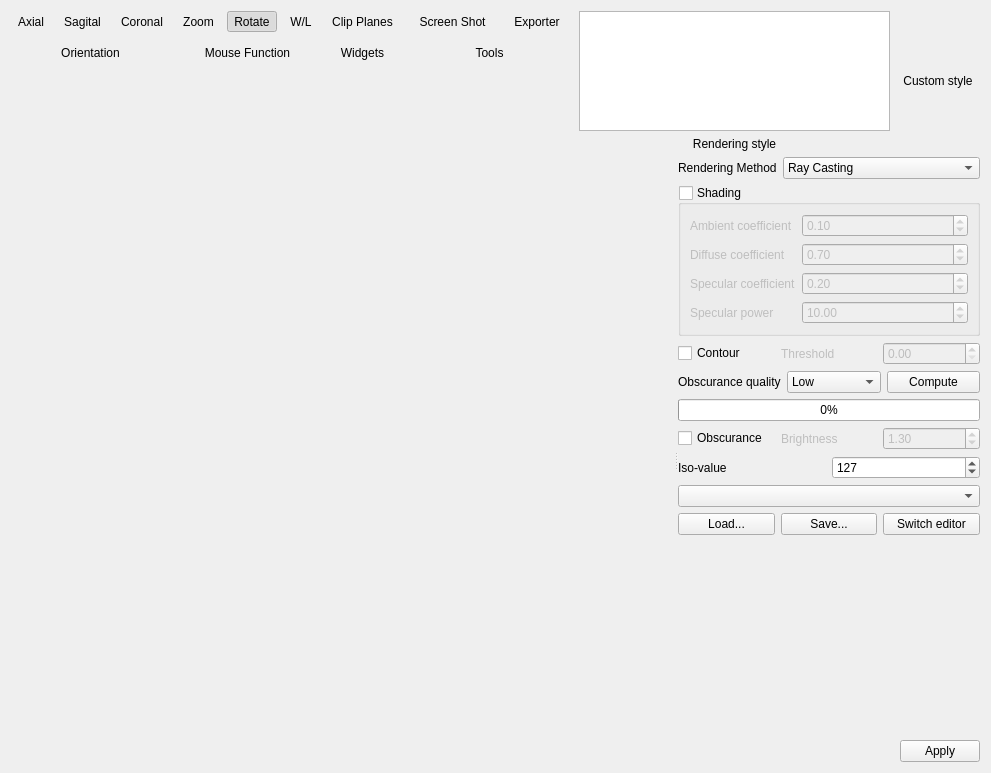
This is starviewer/src/extensions/main/q3dviewer/q3dviewerextensionbase.ui in starviewer-medical/starviewer as Qt 5 draws it before an edit. The edited form follows.
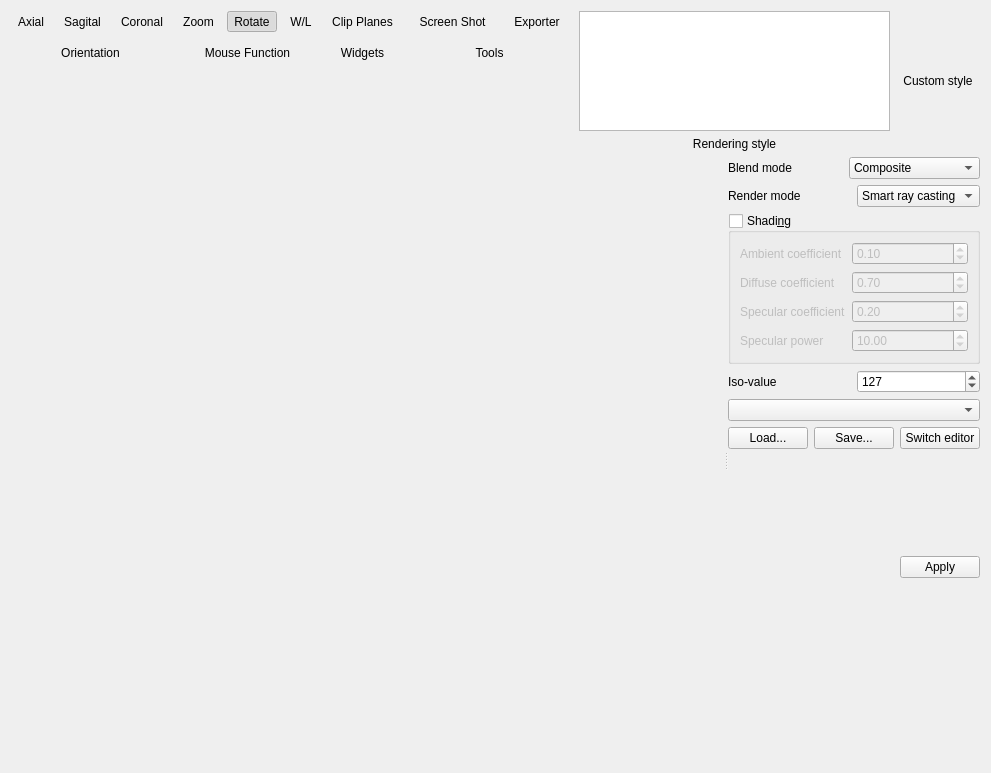
This is the edited form. Icons and pictures are not drawn. Custom widgets are drawn as their Qt base class.

```diff
--- a/starviewer/src/extensions/main/q3dviewer/q3dviewerextensionbase.ui
+++ b/starviewer/src/extensions/main/q3dviewer/q3dviewerextensionbase.ui
@@ -538,7 +538,7 @@
         <number>0</number>
        </property>
        <item>
-        <layout class="QVBoxLayout">
+        <layout class="QVBoxLayout" stretch="0,0,0">
          <property name="spacing">
           <number>6</number>
          </property>
@@ -555,7 +555,53 @@
           <number>0</number>
          </property>
          <item>
-          <layout class="QHBoxLayout">
+          <layout class="QHBoxLayout" name="horizontalLayout_2">
+           <item>
+            <widget class="QLabel" name="label_6">
+             <property name="text">
+              <string>Blend mode</string>
+             </property>
+            </widget>
+           </item>
+           <item>
+            <widget class="QComboBox" name="m_blendModeComboBox">
+             <item>
+              <property name="text">
+               <string>Composite</string>
+              </property>
+             </item>
+             <item>
+              <property name="text">
+               <string>Maximum intensity</string>
+              </property>
+             </item>
+             <item>
+              <property name="text">
+               <string>Minimum intensity</string>
+              </property>
+             </item>
+             <item>
+              <property name="text">
+               <string>Average intensity</string>
+              </property>
+             </item>
+             <item>
+              <property name="text">
+               <string>Additive</string>
+              </property>
+             </item>
+             <item>
+              <property name="text">
+               <string>Isosurface</string>
+              </property>
+             </item>
+            </widget>
+           </item>
+          </layout>
+         </item>
+         <item>
+          <widget class="QWidget" name="m_rayCastingOptionsWidget" native="true">
+           <layout class="QVBoxLayout" name="verticalLayout_3">
            <property name="spacing">
             <number>6</number>
            </property>
@@ -572,32 +618,32 @@
             <number>0</number>
            </property>
            <item>
-            <widget class="QLabel" name="m_renderingMethodLabel">
-             <property name="text">
-              <string>Rendering Method</string>
-             </property>
-            </widget>
-           </item>
-           <item>
-            <widget class="QComboBox" name="m_renderingMethodComboBox">
-             <item>
-              <property name="text">
-               <string>Ray Casting</string>
-              </property>
-             </item>
-             <item>
-              <property name="text">
-               <string>Ray Casting with Obscurances</string>
-              </property>
-             </item>
+             <widget class="QWidget" name="m_renderModeWidget" native="true">
+              <layout class="QHBoxLayout" name="horizontalLayout_3">
+               <property name="leftMargin">
+                <number>0</number>
+               </property>
+               <property name="topMargin">
+                <number>0</number>
+               </property>
+               <property name="rightMargin">
+                <number>0</number>
+               </property>
+               <property name="bottomMargin">
+                <number>0</number>
+               </property>
              <item>
+                <widget class="QLabel" name="label_7">
               <property name="text">
-               <string>GPU Ray Casting</string>
-              </property>
+                  <string>Render mode</string>
+                 </property>
+                </widget>
              </item>
              <item>
+                <widget class="QComboBox" name="m_renderModeComboBox">
+                 <item>
               <property name="text">
-               <string>MIP</string>
+                   <string>Smart ray casting</string>
               </property>
              </item>
              <item>
@@ -613,11 +659,12 @@
             </widget>
            </item>
           </layout>
+             </widget>
          </item>
          <item>
           <widget class="QGroupBox" name="m_shadingGroupBox">
            <property name="title">
-            <string>Shading</string>
+               <string>Shadi&amp;ng</string>
            </property>
            <property name="checkable">
             <bool>true</bool>
@@ -706,204 +753,6 @@
            </layout>
           </widget>
          </item>
-         <item>
-          <widget class="QWidget" name="m_contourOptionsWidget" native="true">
-           <property name="sizePolicy">
-            <sizepolicy hsizetype="Preferred" vsizetype="Maximum">
-             <horstretch>0</horstretch>
-             <verstretch>0</verstretch>
-            </sizepolicy>
-           </property>
-           <layout class="QHBoxLayout">
-            <property name="spacing">
-             <number>6</number>
-            </property>
-            <property name="leftMargin">
-             <number>0</number>
-            </property>
-            <property name="topMargin">
-             <number>0</number>
-            </property>
-            <property name="rightMargin">
-             <number>0</number>
-            </property>
-            <property name="bottomMargin">
-             <number>0</number>
-            </property>
-            <item>
-             <widget class="QCheckBox" name="m_contourCheckBox">
-              <property name="text">
-               <string>Contour</string>
-              </property>
-             </widget>
-            </item>
-            <item>
-             <widget class="QLabel" name="m_contourThresholdLabel">
-              <property name="enabled">
-               <bool>false</bool>
-              </property>
-              <property name="text">
-               <string>Threshold</string>
-              </property>
-             </widget>
-            </item>
-            <item>
-             <widget class="QDoubleSpinBox" name="m_contourThresholdDoubleSpinBox">
-              <property name="enabled">
-               <bool>false</bool>
-              </property>
-              <property name="decimals">
-               <number>2</number>
-              </property>
-              <property name="maximum">
-               <double>1.000000000000000</double>
-              </property>
-              <property name="singleStep">
-               <double>0.100000000000000</double>
-              </property>
-             </widget>
-            </item>
-           </layout>
-          </widget>
-         </item>
-         <item>
-          <widget class="QWidget" name="m_obscuranceOptionsWidget" native="true">
-           <layout class="QVBoxLayout">
-            <property name="spacing">
-             <number>6</number>
-            </property>
-            <property name="leftMargin">
-             <number>0</number>
-            </property>
-            <property name="topMargin">
-             <number>0</number>
-            </property>
-            <property name="rightMargin">
-             <number>0</number>
-            </property>
-            <property name="bottomMargin">
-             <number>0</number>
-            </property>
-            <item>
-             <layout class="QHBoxLayout">
-              <property name="spacing">
-               <number>6</number>
-              </property>
-              <property name="leftMargin">
-               <number>0</number>
-              </property>
-              <property name="topMargin">
-               <number>0</number>
-              </property>
-              <property name="rightMargin">
-               <number>0</number>
-              </property>
-              <property name="bottomMargin">
-               <number>0</number>
-              </property>
-              <item>
-               <widget class="QLabel" name="m_obscuranceQualityLabel">
-                <property name="text">
-                 <string>Obscurance quality</string>
-                </property>
-               </widget>
-              </item>
-              <item>
-               <widget class="QComboBox" name="m_obscuranceQualityComboBox">
-                <item>
-                 <property name="text">
-                  <string>Low</string>
-                 </property>
-                </item>
-                <item>
-                 <property name="text">
-                  <string>Medium</string>
-                 </property>
-                </item>
-                <item>
-                 <property name="text">
-                  <string>High</string>
-                 </property>
-                </item>
-               </widget>
-              </item>
-              <item>
-               <widget class="QPushButton" name="m_obscuranceComputeCancelPushButton">
-                <property name="text">
-                 <string>Compute</string>
-                </property>
-               </widget>
-              </item>
-             </layout>
-            </item>
-            <item>
-             <widget class="QProgressBar" name="m_obscuranceProgressBar">
-              <property name="sizePolicy">
-               <sizepolicy hsizetype="Preferred" vsizetype="Fixed">
-                <horstretch>0</horstretch>
-                <verstretch>0</verstretch>
-               </sizepolicy>
-              </property>
-              <property name="value">
-               <number>0</number>
-              </property>
-              <property name="orientation">
-               <enum>Qt::Horizontal</enum>
-              </property>
-             </widget>
-            </item>
-            <item>
-             <layout class="QHBoxLayout">
-              <property name="spacing">
-               <number>6</number>
-              </property>
-              <property name="leftMargin">
-               <number>0</number>
-              </property>
-              <property name="topMargin">
-               <number>0</number>
-              </property>
-              <property name="rightMargin">
-               <number>0</number>
-              </property>
-              <property name="bottomMargin">
-               <number>0</number>
-              </property>
-              <item>
-               <widget class="QCheckBox" name="m_obscuranceCheckBox">
-                <property name="text">
-                 <string>Obscurance</string>
-                </property>
-               </widget>
-              </item>
-              <item>
-               <widget class="QLabel" name="m_obscuranceFactorLabel">
-                <property name="enabled">
-                 <bool>false</bool>
-                </property>
-                <property name="text">
-                 <string>Brightness</string>
-                </property>
-               </widget>
-              </item>
-              <item>
-               <widget class="QDoubleSpinBox" name="m_obscuranceFactorDoubleSpinBox">
-                <property name="enabled">
-                 <bool>false</bool>
-                </property>
-                <property name="maximum">
-                 <double>2.000000000000000</double>
-                </property>
-                <property name="singleStep">
-                 <double>0.100000000000000</double>
-                </property>
-                <property name="value">
-                 <double>1.300000000000000</double>
-                </property>
-               </widget>
-              </item>
-             </layout>
-            </item>
            </layout>
           </widget>
          </item>
@@ -916,9 +765,6 @@
             </sizepolicy>
            </property>
            <layout class="QHBoxLayout">
-            <property name="spacing">
-             <number>6</number>
-            </property>
             <property name="leftMargin">
              <number>0</number>
             </property>
@@ -951,24 +797,26 @@
            </layout>
           </widget>
          </item>
-         <item>
-          <spacer>
-           <property name="orientation">
-            <enum>Qt::Vertical</enum>
-           </property>
-           <property name="sizeType">
-            <enum>QSizePolicy::Expanding</enum>
-           </property>
-           <property name="sizeHint" stdset="0">
-            <size>
-             <width>20</width>
-             <height>0</height>
-            </size>
-           </property>
-          </spacer>
-         </item>
         </layout>
        </item>
+       <item>
+        <widget class="QWidget" name="m_transferFunctionsWidget" native="true">
+         <layout class="QVBoxLayout" name="verticalLayout_4">
+          <property name="spacing">
+           <number>6</number>
+          </property>
+          <property name="leftMargin">
+           <number>0</number>
+          </property>
+          <property name="topMargin">
+           <number>0</number>
+          </property>
+          <property name="rightMargin">
+           <number>0</number>
+          </property>
+          <property name="bottomMargin">
+           <number>0</number>
+          </property>
        <item>
         <widget class="QComboBox" name="m_clutPresetsComboBox"/>
        </item>
@@ -1074,6 +922,19 @@
        </item>
       </layout>
      </widget>
+       </item>
+       <item>
+        <widget class="QWidget" name="m_noTransferFunctionsWidget" native="true">
+         <property name="sizePolicy">
+          <sizepolicy hsizetype="Preferred" vsizetype="Expanding">
+           <horstretch>0</horstretch>
+           <verstretch>0</verstretch>
+          </sizepolicy>
+         </property>
+        </widget>
+       </item>
+      </layout>
+     </widget>
     </widget>
    </item>
    <item row="0" column="4" colspan="2">
```
Left out of the diff: 5 changed lines with no effect on the pictures. Lines whose indentation alone changed are shown as unchanged.
